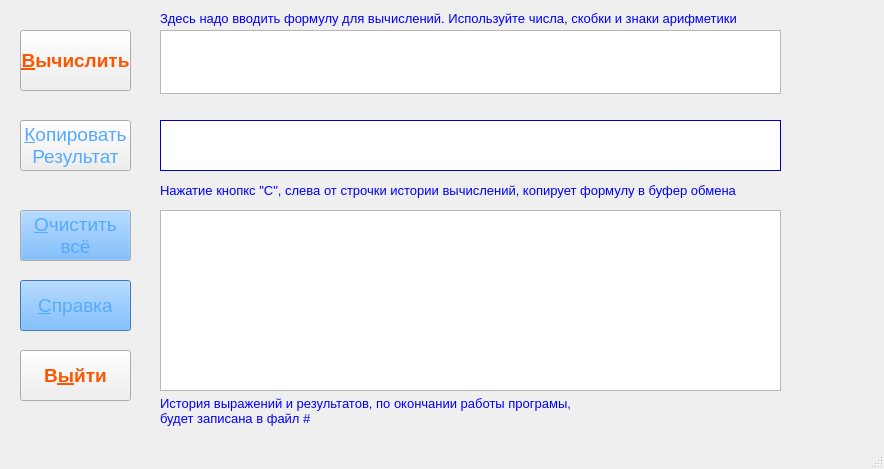
Qt form Calc.ui (LeonidBolshakov/Calc) before a commit.
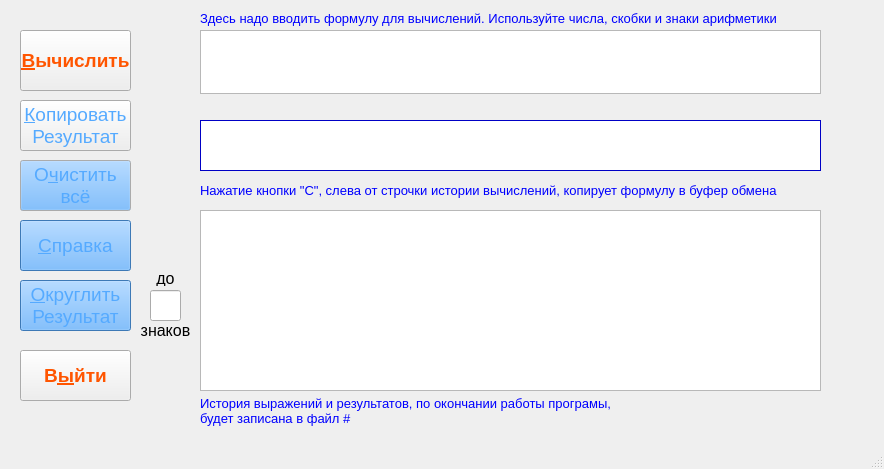
The same form after that commit. Custom widgets are drawn as their Qt base class.

```diff
--- a/Calc.ui
+++ b/Calc.ui
@@ -130,7 +130,7 @@
    <widget class="QTextBrowser" name="txtResult">
     <property name="geometry">
      <rect>
-      <x>160</x>
+      <x>200</x>
       <y>120</y>
       <width>621</width>
       <height>51</height>
@@ -563,7 +563,7 @@
     <property name="geometry">
      <rect>
       <x>20</x>
-      <y>120</y>
+      <y>100</y>
       <width>111</width>
       <height>51</height>
      </rect>
@@ -618,7 +618,7 @@
    <widget class="QTableWidget" name="tblResults">
     <property name="geometry">
      <rect>
-      <x>160</x>
+      <x>200</x>
       <y>210</y>
       <width>621</width>
       <height>181</height>
@@ -665,7 +665,7 @@
    <widget class="QLabel" name="lblInf1">
     <property name="geometry">
      <rect>
-      <x>160</x>
+      <x>200</x>
       <y>180</y>
       <width>621</width>
       <height>21</height>
@@ -714,14 +714,14 @@
      </font>
     </property>
     <property name="text">
-     <string>Нажатие кнопкс &quot;С&quot;, слева от строчки истории вычислений, копирует формулу в буфер обмена</string>
+     <string>Нажатие кнопки &quot;С&quot;, слева от строчки истории вычислений, копирует формулу в буфер обмена</string>
     </property>
    </widget>
    <widget class="QPushButton" name="btnClear">
     <property name="geometry">
      <rect>
       <x>20</x>
-      <y>210</y>
+      <y>160</y>
       <width>111</width>
       <height>51</height>
      </rect>
@@ -796,7 +796,7 @@
      </font>
     </property>
     <property name="text">
-     <string>&amp;Очистить
+     <string>О&amp;чистить
 всё</string>
     </property>
    </widget>
@@ -804,7 +804,7 @@
     <property name="geometry">
      <rect>
       <x>20</x>
-      <y>280</y>
+      <y>220</y>
       <width>111</width>
       <height>51</height>
      </rect>
@@ -1238,7 +1238,7 @@
    <widget class="QLabel" name="lblInf2">
     <property name="geometry">
      <rect>
-      <x>160</x>
+      <x>200</x>
       <y>390</y>
       <width>621</width>
       <height>41</height>
@@ -1351,7 +1351,7 @@
    <widget class="QLabel" name="label">
     <property name="geometry">
      <rect>
-      <x>160</x>
+      <x>200</x>
       <y>10</y>
       <width>621</width>
       <height>16</height>
@@ -1463,7 +1463,7 @@
    <widget class="CustomTextEdit" name="txtFormula">
     <property name="geometry">
      <rect>
-      <x>160</x>
+      <x>200</x>
       <y>30</y>
       <width>621</width>
       <height>64</height>
@@ -1514,6 +1514,490 @@
      </font>
     </property>
    </widget>
+   <widget class="QPushButton" name="btnRound">
+    <property name="geometry">
+     <rect>
+      <x>20</x>
+      <y>280</y>
+      <width>111</width>
+      <height>51</height>
+     </rect>
+    </property>
+    <property name="palette">
+     <palette>
+      <active>
+       <colorrole role="WindowText">
+        <brush brushstyle="SolidPattern">
+         <color alpha="255">
+          <red>0</red>
+          <green>0</green>
+          <blue>0</blue>
+         </color>
+        </brush>
+       </colorrole>
+       <colorrole role="Button">
+        <brush brushstyle="SolidPattern">
+         <color alpha="255">
+          <red>85</red>
+          <green>170</green>
+          <blue>255</blue>
+         </color>
+        </brush>
+       </colorrole>
+       <colorrole role="Light">
+        <brush brushstyle="SolidPattern">
+         <color alpha="255">
+          <red>213</red>
+          <green>234</green>
+          <blue>255</blue>
+         </color>
+        </brush>
+       </colorrole>
+       <colorrole role="Midlight">
+        <brush brushstyle="SolidPattern">
+         <color alpha="255">
+          <red>149</red>
+          <green>202</green>
+          <blue>255</blue>
+         </color>
+        </brush>
+       </colorrole>
+       <colorrole role="Dark">
+        <brush brushstyle="SolidPattern">
+         <color alpha="255">
+          <red>42</red>
+          <green>85</green>
+          <blue>127</blue>
+         </color>
+        </brush>
+       </colorrole>
+       <colorrole role="Mid">
+        <brush brushstyle="SolidPattern">
+         <color alpha="255">
+          <red>56</red>
+          <green>113</green>
+          <blue>170</blue>
+         </color>
+        </brush>
+       </colorrole>
+       <colorrole role="Text">
+        <brush brushstyle="SolidPattern">
+         <color alpha="255">
+          <red>0</red>
+          <green>0</green>
+          <blue>0</blue>
+         </color>
+        </brush>
+       </colorrole>
+       <colorrole role="BrightText">
+        <brush brushstyle="SolidPattern">
+         <color alpha="255">
+          <red>255</red>
+          <green>255</green>
+          <blue>255</blue>
+         </color>
+        </brush>
+       </colorrole>
+       <colorrole role="ButtonText">
+        <brush brushstyle="SolidPattern">
+         <color alpha="255">
+          <red>85</red>
+          <green>170</green>
+          <blue>255</blue>
+         </color>
+        </brush>
+       </colorrole>
+       <colorrole role="Base">
+        <brush brushstyle="SolidPattern">
+         <color alpha="255">
+          <red>255</red>
+          <green>255</green>
+          <blue>255</blue>
+         </color>
+        </brush>
+       </colorrole>
+       <colorrole role="Window">
+        <brush brushstyle="SolidPattern">
+         <color alpha="255">
+          <red>85</red>
+          <green>170</green>
+          <blue>255</blue>
+         </color>
+        </brush>
+       </colorrole>
+       <colorrole role="Shadow">
+        <brush brushstyle="SolidPattern">
+         <color alpha="255">
+          <red>0</red>
+          <green>0</green>
+          <blue>0</blue>
+         </color>
+        </brush>
+       </colorrole>
+       <colorrole role="AlternateBase">
+        <brush brushstyle="SolidPattern">
+         <color alpha="255">
+          <red>170</red>
+          <green>212</green>
+          <blue>255</blue>
+         </color>
+        </brush>
+       </colorrole>
+       <colorrole role="ToolTipBase">
+        <brush brushstyle="SolidPattern">
+         <color alpha="255">
+          <red>255</red>
+          <green>255</green>
+          <blue>220</blue>
+         </color>
+        </brush>
+       </colorrole>
+       <colorrole role="ToolTipText">
+        <brush brushstyle="SolidPattern">
+         <color alpha="255">
+          <red>0</red>
+          <green>0</green>
+          <blue>0</blue>
+         </color>
+        </brush>
+       </colorrole>
+      </active>
+      <inactive>
+       <colorrole role="WindowText">
+        <brush brushstyle="SolidPattern">
+         <color alpha="255">
+          <red>0</red>
+          <green>0</green>
+          <blue>0</blue>
+         </color>
+        </brush>
+       </colorrole>
+       <colorrole role="Button">
+        <brush brushstyle="SolidPattern">
+         <color alpha="255">
+          <red>85</red>
+          <green>170</green>
+          <blue>255</blue>
+         </color>
+        </brush>
+       </colorrole>
+       <colorrole role="Light">
+        <brush brushstyle="SolidPattern">
+         <color alpha="255">
+          <red>213</red>
+          <green>234</green>
+          <blue>255</blue>
+         </color>
+        </brush>
+       </colorrole>
+       <colorrole role="Midlight">
+        <brush brushstyle="SolidPattern">
+         <color alpha="255">
+          <red>149</red>
+          <green>202</green>
+          <blue>255</blue>
+         </color>
+        </brush>
+       </colorrole>
+       <colorrole role="Dark">
+        <brush brushstyle="SolidPattern">
+         <color alpha="255">
+          <red>42</red>
+          <green>85</green>
+          <blue>127</blue>
+         </color>
+        </brush>
+       </colorrole>
+       <colorrole role="Mid">
+        <brush brushstyle="SolidPattern">
+         <color alpha="255">
+          <red>56</red>
+          <green>113</green>
+          <blue>170</blue>
+         </color>
+        </brush>
+       </colorrole>
+       <colorrole role="Text">
+        <brush brushstyle="SolidPattern">
+         <color alpha="255">
+          <red>0</red>
+          <green>0</green>
+          <blue>0</blue>
+         </color>
+        </brush>
+       </colorrole>
+       <colorrole role="BrightText">
+        <brush brushstyle="SolidPattern">
+         <color alpha="255">
+          <red>255</red>
+          <green>255</green>
+          <blue>255</blue>
+         </color>
+        </brush>
+       </colorrole>
+       <colorrole role="ButtonText">
+        <brush brushstyle="SolidPattern">
+         <color alpha="255">
+          <red>85</red>
+          <green>170</green>
+          <blue>255</blue>
+         </color>
+        </brush>
+       </colorrole>
+       <colorrole role="Base">
+        <brush brushstyle="SolidPattern">
+         <color alpha="255">
+          <red>255</red>
+          <green>255</green>
+          <blue>255</blue>
+         </color>
+        </brush>
+       </colorrole>
+       <colorrole role="Window">
+        <brush brushstyle="SolidPattern">
+         <color alpha="255">
+          <red>85</red>
+          <green>170</green>
+          <blue>255</blue>
+         </color>
+        </brush>
+       </colorrole>
+       <colorrole role="Shadow">
+        <brush brushstyle="SolidPattern">
+         <color alpha="255">
+          <red>0</red>
+          <green>0</green>
+          <blue>0</blue>
+         </color>
+        </brush>
+       </colorrole>
+       <colorrole role="AlternateBase">
+        <brush brushstyle="SolidPattern">
+         <color alpha="255">
+          <red>170</red>
+          <green>212</green>
+          <blue>255</blue>
+         </color>
+        </brush>
+       </colorrole>
+       <colorrole role="ToolTipBase">
+        <brush brushstyle="SolidPattern">
+         <color alpha="255">
+          <red>255</red>
+          <green>255</green>
+          <blue>220</blue>
+         </color>
+        </brush>
+       </colorrole>
+       <colorrole role="ToolTipText">
+        <brush brushstyle="SolidPattern">
+         <color alpha="255">
+          <red>0</red>
+          <green>0</green>
+          <blue>0</blue>
+         </color>
+        </brush>
+       </colorrole>
+      </inactive>
+      <disabled>
+       <colorrole role="WindowText">
+        <brush brushstyle="SolidPattern">
+         <color alpha="255">
+          <red>42</red>
+          <green>85</green>
+          <blue>127</blue>
+         </color>
+        </brush>
+       </colorrole>
+       <colorrole role="Button">
+        <brush brushstyle="SolidPattern">
+         <color alpha="255">
+          <red>85</red>
+          <green>170</green>
+          <blue>255</blue>
+         </color>
+        </brush>
+       </colorrole>
+       <colorrole role="Light">
+        <brush brushstyle="SolidPattern">
+         <color alpha="255">
+          <red>213</red>
+          <green>234</green>
+          <blue>255</blue>
+         </color>
+        </brush>
+       </colorrole>
+       <colorrole role="Midlight">
+        <brush brushstyle="SolidPattern">
+         <color alpha="255">
+          <red>149</red>
+          <green>202</green>
+          <blue>255</blue>
+         </color>
+        </brush>
+       </colorrole>
+       <colorrole role="Dark">
+        <brush brushstyle="SolidPattern">
+         <color alpha="255">
+          <red>42</red>
+          <green>85</green>
+          <blue>127</blue>
+         </color>
+        </brush>
+       </colorrole>
+       <colorrole role="Mid">
+        <brush brushstyle="SolidPattern">
+         <color alpha="255">
+          <red>56</red>
+          <green>113</green>
+          <blue>170</blue>
+         </color>
+        </brush>
+       </colorrole>
+       <colorrole role="Text">
+        <brush brushstyle="SolidPattern">
+         <color alpha="255">
+          <red>42</red>
+          <green>85</green>
+          <blue>127</blue>
+         </color>
+        </brush>
+       </colorrole>
+       <colorrole role="BrightText">
+        <brush brushstyle="SolidPattern">
+         <color alpha="255">
+          <red>255</red>
+          <green>255</green>
+          <blue>255</blue>
+         </color>
+        </brush>
+       </colorrole>
+       <colorrole role="ButtonText">
+        <brush brushstyle="SolidPattern">
+         <color alpha="255">
+          <red>42</red>
+          <green>85</green>
+          <blue>127</blue>
+         </color>
+        </brush>
+       </colorrole>
+       <colorrole role="Base">
+        <brush brushstyle="SolidPattern">
+         <color alpha="255">
+          <red>85</red>
+          <green>170</green>
+          <blue>255</blue>
+         </color>
+        </brush>
+       </colorrole>
+       <colorrole role="Window">
+        <brush brushstyle="SolidPattern">
+         <color alpha="255">
+          <red>85</red>
+          <green>170</green>
+          <blue>255</blue>
+         </color>
+        </brush>
+       </colorrole>
+       <colorrole role="Shadow">
+        <brush brushstyle="SolidPattern">
+         <color alpha="255">
+          <red>0</red>
+          <green>0</green>
+          <blue>0</blue>
+         </color>
+        </brush>
+       </colorrole>
+       <colorrole role="AlternateBase">
+        <brush brushstyle="SolidPattern">
+         <color alpha="255">
+          <red>85</red>
+          <green>170</green>
+          <blue>255</blue>
+         </color>
+        </brush>
+       </colorrole>
+       <colorrole role="ToolTipBase">
+        <brush brushstyle="SolidPattern">
+         <color alpha="255">
+          <red>255</red>
+          <green>255</green>
+          <blue>220</blue>
+         </color>
+        </brush>
+       </colorrole>
+       <colorrole role="ToolTipText">
+        <brush brushstyle="SolidPattern">
+         <color alpha="255">
+          <red>0</red>
+          <green>0</green>
+          <blue>0</blue>
+         </color>
+        </brush>
+       </colorrole>
+      </disabled>
+     </palette>
+    </property>
+    <property name="font">
+     <font>
+      <pointsize>14</pointsize>
+      <weight>50</weight>
+      <bold>false</bold>
+     </font>
+    </property>
+    <property name="text">
+     <string>&amp;Округлить
+Результат</string>
+    </property>
+   </widget>
+   <widget class="QLineEdit" name="lineRoundDigit">
+    <property name="geometry">
+     <rect>
+      <x>150</x>
+      <y>290</y>
+      <width>31</width>
+      <height>31</height>
+     </rect>
+    </property>
+    <property name="maxLength">
+     <number>1</number>
+    </property>
+    <property name="alignment">
+     <set>Qt::AlignCenter</set>
+    </property>
+   </widget>
+   <widget class="QLabel" name="label_2">
+    <property name="geometry">
+     <rect>
+      <x>150</x>
+      <y>270</y>
+      <width>31</width>
+      <height>16</height>
+     </rect>
+    </property>
+    <property name="text">
+     <string>до</string>
+    </property>
+    <property name="alignment">
+     <set>Qt::AlignCenter</set>
+    </property>
+   </widget>
+   <widget class="QLabel" name="label_3">
+    <property name="geometry">
+     <rect>
+      <x>140</x>
+      <y>320</y>
+      <width>51</width>
+      <height>20</height>
+     </rect>
+    </property>
+    <property name="text">
+     <string>знаков</string>
+    </property>
+    <property name="alignment">
+     <set>Qt::AlignCenter</set>
+    </property>
+   </widget>
   </widget>
   <widget class="QMenuBar" name="menubar">
    <property name="geometry">
```
